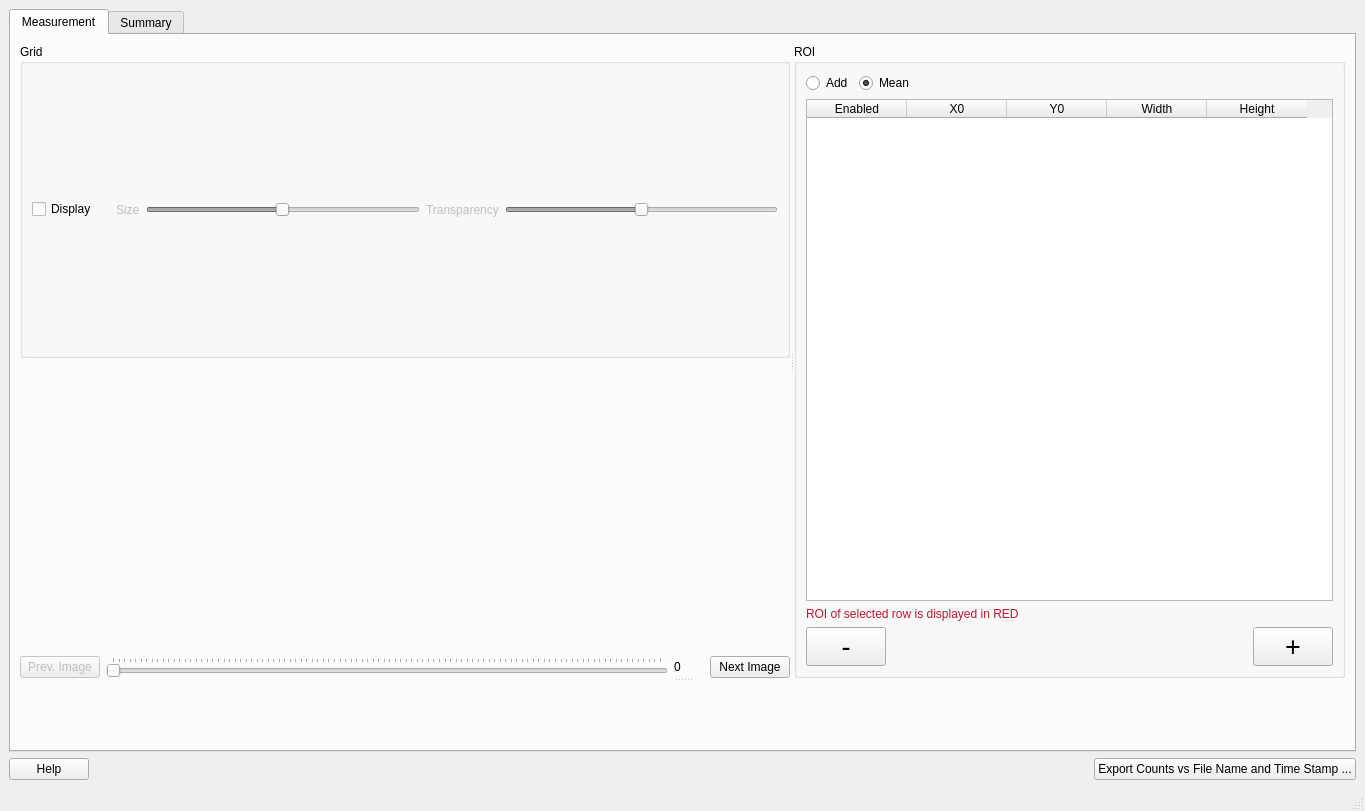
First picture: the form in ui/ui_integrated_roi_counts_vs_file_name_and_time_stamp.ui, repository neutronimaging/python_notebooks, before the edit.
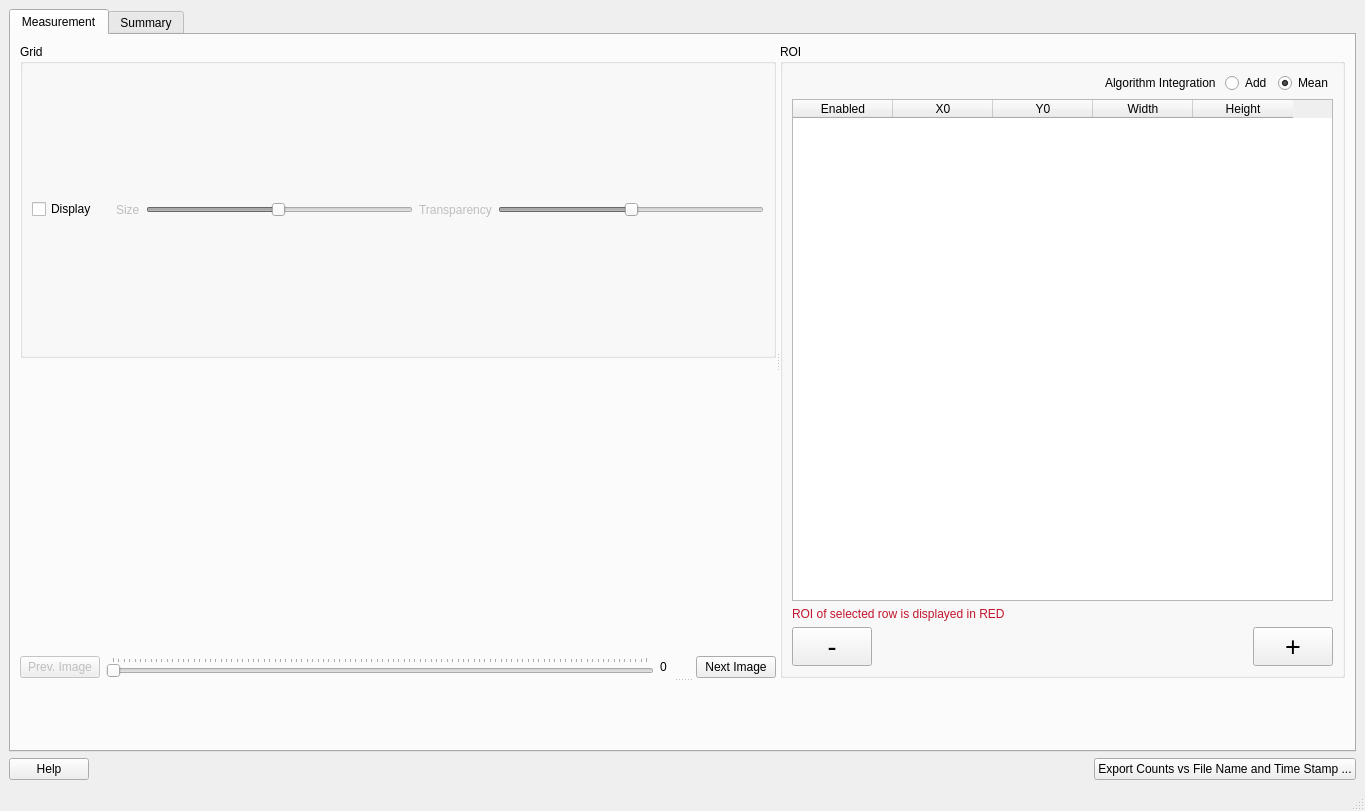
Second picture: the form after the edit.

Commit message: working on displaying the integrated counts in the table and in its plot

The edit to the form file:
```diff
--- a/ui/ui_integrated_roi_counts_vs_file_name_and_time_stamp.ui
+++ b/ui/ui_integrated_roi_counts_vs_file_name_and_time_stamp.ui
@@ -235,23 +235,6 @@
                  <layout class="QVBoxLayout" name="verticalLayout_5">
                   <item>
                    <layout class="QHBoxLayout" name="horizontalLayout_7">
-                    <item>
-                     <widget class="QRadioButton" name="add_radioButton">
-                      <property name="text">
-                       <string>Add</string>
-                      </property>
-                     </widget>
-                    </item>
-                    <item>
-                     <widget class="QRadioButton" name="mean_readioButton">
-                      <property name="text">
-                       <string>Mean</string>
-                      </property>
-                      <property name="checked">
-                       <bool>true</bool>
-                      </property>
-                     </widget>
-                    </item>
                     <item>
                      <spacer name="horizontalSpacer_3">
                       <property name="orientation">
@@ -265,6 +248,30 @@
                       </property>
                      </spacer>
                     </item>
+                    <item>
+                     <widget class="QLabel" name="label">
+                      <property name="text">
+                       <string>Algorithm Integration </string>
+                      </property>
+                     </widget>
+                    </item>
+                    <item>
+                     <widget class="QRadioButton" name="add_radioButton">
+                      <property name="text">
+                       <string>Add</string>
+                      </property>
+                     </widget>
+                    </item>
+                    <item>
+                     <widget class="QRadioButton" name="mean_readioButton">
+                      <property name="text">
+                       <string>Mean</string>
+                      </property>
+                      <property name="checked">
+                       <bool>true</bool>
+                      </property>
+                     </widget>
+                    </item>
                    </layout>
                   </item>
                   <item>
```
The commit also changes 1 other file.
